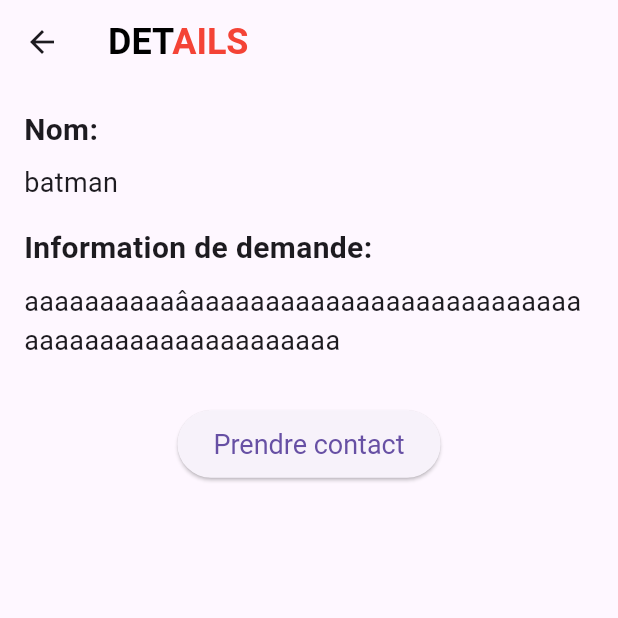
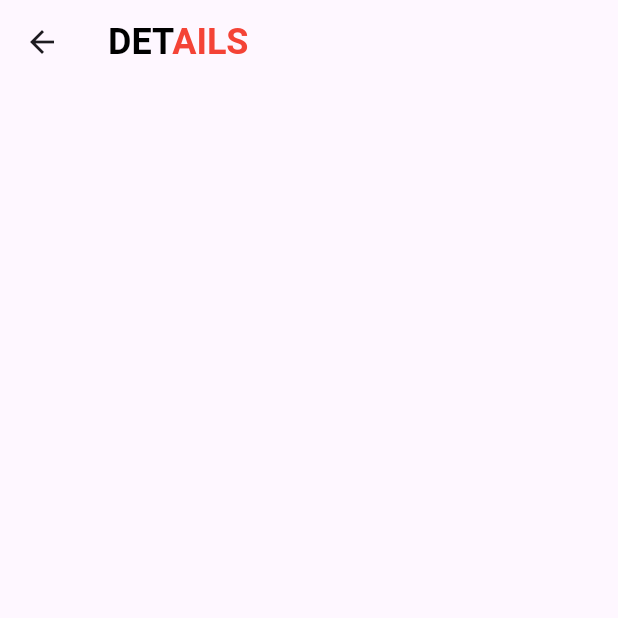
Before and after one commit to 3lkfadel/blood_donnation, a Flutter app: the Details screen opened by its route, on a phone screen of 412 x 824 dp, the top half of it. Run offline on Flutter 3.47's test engine with Material 3 defaults, Android fonts, the phone set to English and light mode, and no system bars; our stand-ins replace carousel_slider, country_picker, dio, firebase_core, firebase_messaging, flutter_secure_storage and 1 more; accounts and stored records are empty.

Commit message:
details_up

```diff
--- a/lib/page/menue/details.dart
+++ b/lib/page/menue/details.dart
@@ -10,7 +10,7 @@ class Details extends StatefulWidget {
 class _DetailsState extends State<Details> {
   @override
   Widget build(BuildContext context) {
-    return Scaffold(
+    return  Scaffold(
       appBar: AppBar(
         title: Row(
           mainAxisAlignment: MainAxisAlignment.start,
@@ -38,60 +38,12 @@ class _DetailsState extends State<Details> {
               ),
             ),
           ],
+
         ),
       ),
       body: SingleChildScrollView(
         scrollDirection: Axis.vertical,
-        child: Padding(
-          padding: const EdgeInsets.all(16.0),
-          child: Column(
-            crossAxisAlignment: CrossAxisAlignment.start,
-            children: [
-              Text(
-                'Nom:',
-                style: TextStyle(
-                  fontSize: 20,
-                  fontWeight: FontWeight.bold,
-                ),
-              ),
-              SizedBox(height: 8),
-              Text(
-                'batman',
-                style: TextStyle(
-                  fontSize: 18,
-                ),
-              ),
-              SizedBox(height: 16),
-              Text(
-                'Information de demande:',
-                style: TextStyle(
-                  fontSize: 20,
-                  fontWeight: FontWeight.bold,
-                ),
-              ),
-              SizedBox(height: 8),
-              Text(
-                'aaaaaaaaaaâaaaaaaaaaaaaaaaaaaaaaaaaaaaaaaaaaaaaaaaaaaaaaaa',
-                style: TextStyle(
-                  fontSize: 18,
-                ),
-              ),
-              SizedBox(height: 32),
-              Center(
-                child: ElevatedButton(
-                  onPressed: () {
-
-                  },
-                  child: Text('Prendre contact'),
-                  style: ElevatedButton.styleFrom(
-                    padding: EdgeInsets.symmetric(horizontal: 24, vertical: 12),
-                    textStyle: TextStyle(fontSize: 18),
-                  ),
-                ),
-              ),
-            ],
-          ),
-        ),
+        child: Container(),
       ),
     );
   }
```
